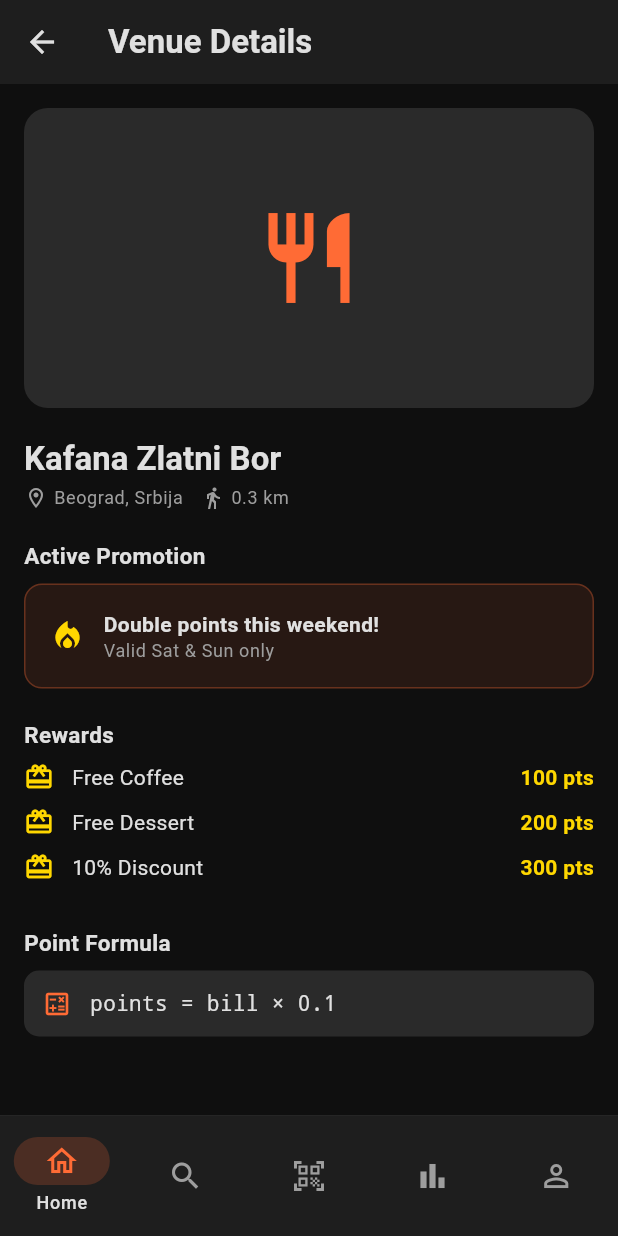
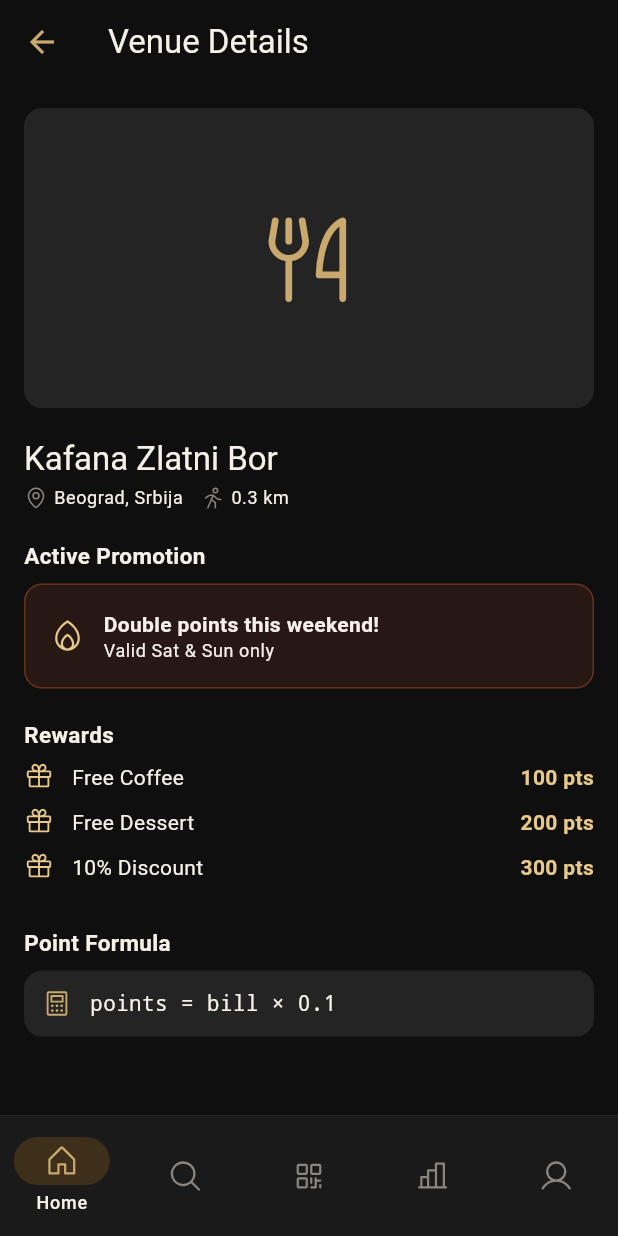
Before and after one commit to BogdanB14/loyalty-app, a Flutter app: the screen it shows after launch, after a tap on "Continue as demo", after a tap on "Kafana Zlatni Bor", on a phone screen of 412 x 824 dp. Run offline on Flutter 3.47's test engine with Material 3 defaults, Android fonts, the phone set to English and light mode, and no system bars; our stand-ins replace dio, flutter_riverpod, flutter_secure_storage, geolocator, go_router, google_sign_in and 2 more; missing offline and left inert: mobile_scanner.

Commit message:
added styles

```diff
--- a/lib/core/theme/app_colors.dart
+++ b/lib/core/theme/app_colors.dart
@@ -1,14 +1,32 @@
 import 'package:flutter/material.dart';
 
 class AppColors {
-  static const Color background = Color(0xFF0F0F0F);
-  static const Color surface = Color(0xFF1E1E1E);
-  static const Color surfaceVariant = Color(0xFF2A2A2A);
-  static const Color primary = Color(0xFFFF6B35);
-  static const Color secondary = Color(0xFFFFD700);
-  static const Color error = Color(0xFFCF6679);
-  static const Color onPrimary = Color(0xFF000000);
-  static const Color onSurface = Color(0xFFE0E0E0);
-  static const Color textSecondary = Color(0xFF9E9E9E);
-  static const Color divider = Color(0xFF2A2A2A);
+  // Backgrounds
+  static const Color backgroundPrimary   = Color(0xFF0F0F0F);
+  static const Color backgroundSecondary = Color(0xFF1A1A1A);
+  static const Color backgroundTertiary  = Color(0xFF242424);
+
+  // Accent
+  static const Color accentGold          = Color(0xFFC9A96E);
+  static const Color accentGoldLight     = Color(0xFFE8C98A);
+  static const Color accentGoldMuted     = Color(0xFF3D2F1A);
+
+  // Text
+  static const Color textPrimary         = Color(0xFFF5F0E8);
+  static const Color textSecondary       = Color(0xFF8A8580);
+  static const Color textTertiary        = Color(0xFF4A4845);
+
+  // Semantic
+  static const Color success             = Color(0xFF4CAF7D);
+  static const Color error               = Color(0xFFE05252);
+  static const Color divider             = Color(0xFF2A2A2A);
+
+  // Legacy aliases — keep existing screens compiling
+  static const Color primary        = accentGold;
+  static const Color secondary      = accentGoldLight;
+  static const Color surface        = backgroundSecondary;
+  static const Color surfaceVariant = backgroundTertiary;
+  static const Color background     = backgroundPrimary;
+  static const Color onPrimary      = Color(0xFF0F0F0F);
+  static const Color onSurface      = textPrimary;
 }
--- a/lib/core/theme/app_theme.dart
+++ b/lib/core/theme/app_theme.dart
@@ -1,96 +1,137 @@
 import 'package:flutter/material.dart';
 import 'app_colors.dart';
+import 'app_text_styles.dart';
 
 class AppTheme {
   static ThemeData get darkTheme {
     return ThemeData(
       brightness: Brightness.dark,
-      scaffoldBackgroundColor: AppColors.background,
-      colorScheme: const ColorScheme(
-        brightness: Brightness.dark,
-        primary: AppColors.primary,
-        onPrimary: AppColors.onPrimary,
-        secondary: AppColors.secondary,
-        onSecondary: Colors.black,
+      useMaterial3: true,
+      scaffoldBackgroundColor: AppColors.backgroundPrimary,
+      colorScheme: const ColorScheme.dark(
+        primary: AppColors.accentGold,
+        secondary: AppColors.accentGoldLight,
+        surface: AppColors.backgroundSecondary,
         error: AppColors.error,
+        onPrimary: Color(0xFF0F0F0F),
+        onSecondary: Color(0xFF0F0F0F),
+        onSurface: AppColors.textPrimary,
         onError: Colors.white,
-        surface: AppColors.surface,
-        onSurface: AppColors.onSurface,
       ),
-      appBarTheme: const AppBarTheme(
-        backgroundColor: AppColors.surface,
-        foregroundColor: AppColors.onSurface,
+      textTheme: TextTheme(
+        displayLarge:  AppTextStyles.displayLarge,
+        displayMedium: AppTextStyles.displayMedium,
+        displaySmall:  AppTextStyles.displayLarge.copyWith(fontSize: 24),
+        headlineLarge: AppTextStyles.displayMedium,
+        titleLarge:    AppTextStyles.titleLarge,
+        titleMedium:   AppTextStyles.titleMedium,
+        titleSmall:    AppTextStyles.titleMedium.copyWith(fontSize: 14),
+        bodyLarge:     AppTextStyles.bodyLarge,
+        bodyMedium:    AppTextStyles.bodyMedium,
+        bodySmall:     AppTextStyles.labelSmall,
+        labelLarge:    AppTextStyles.labelLarge,
+        labelMedium:   AppTextStyles.bodyMedium,
+        labelSmall:    AppTextStyles.labelSmall,
+      ),
+      appBarTheme: AppBarTheme(
+        backgroundColor: AppColors.backgroundPrimary,
         elevation: 0,
         centerTitle: false,
+        titleTextStyle: AppTextStyles.displayMedium,
+        iconTheme: const IconThemeData(color: AppColors.accentGold),
+        actionsIconTheme: const IconThemeData(color: AppColors.accentGold),
       ),
-      navigationBarTheme: const NavigationBarThemeData(
-        backgroundColor: AppColors.surface,
-        indicatorColor: Color(0x33FF6B35),
+      navigationBarTheme: NavigationBarThemeData(
+        backgroundColor: AppColors.backgroundSecondary,
+        indicatorColor: AppColors.accentGoldMuted,
+        labelTextStyle: WidgetStateProperty.resolveWith((states) {
+          if (states.contains(WidgetState.selected)) {
+            return AppTextStyles.labelSmall
+                .copyWith(color: AppColors.accentGold);
+          }
+          return AppTextStyles.labelSmall
+              .copyWith(color: AppColors.textTertiary);
+        }),
+      ),
+      bottomNavigationBarTheme: const BottomNavigationBarThemeData(
+        backgroundColor: AppColors.backgroundSecondary,
+        selectedItemColor: AppColors.accentGold,
+        unselectedItemColor: AppColors.textTertiary,
+        type: BottomNavigationBarType.fixed,
+        elevation: 0,
       ),
       cardTheme: CardThemeData(
-        color: AppColors.surface,
+        color: AppColors.backgroundSecondary,
         elevation: 0,
-        shape: RoundedRectangleBorder(borderRadius: BorderRadius.circular(16)),
+        shape: RoundedRectangleBorder(
+          borderRadius: BorderRadius.circular(16),
+          side: const BorderSide(color: AppColors.divider, width: 1),
+        ),
+      ),
+      inputDecorationTheme: InputDecorationTheme(
+        filled: true,
+        fillColor: AppColors.backgroundSecondary,
+        border: OutlineInputBorder(
+          borderRadius: BorderRadius.circular(12),
+          borderSide: const BorderSide(color: AppColors.divider),
+        ),
+        enabledBorder: OutlineInputBorder(
+          borderRadius: BorderRadius.circular(12),
+          borderSide: const BorderSide(color: AppColors.divider),
+        ),
+        focusedBorder: OutlineInputBorder(
+          borderRadius: BorderRadius.circular(12),
+          borderSide: const BorderSide(color: AppColors.accentGold),
+        ),
+        hintStyle: AppTextStyles.bodyLarge.copyWith(
+            color: AppColors.textSecondary, fontSize: 15),
+        contentPadding:
+            const EdgeInsets.symmetric(horizontal: 16, vertical: 16),
+        prefixIconColor: AppColors.textSecondary,
       ),
       elevatedButtonTheme: ElevatedButtonThemeData(
         style: ElevatedButton.styleFrom(
-          backgroundColor: AppColors.primary,
-          foregroundColor: AppColors.onPrimary,
-          minimumSize: const Size.fromHeight(48),
-          shape:
-              RoundedRectangleBorder(borderRadius: BorderRadius.circular(12)),
+          minimumSize: const Size(double.infinity, 52),
+          backgroundColor: AppColors.accentGold,
+          foregroundColor: const Color(0xFF0F0F0F),
+          elevation: 0,
+          shape: RoundedRectangleBorder(
+              borderRadius: BorderRadius.circular(14)),
+          textStyle: AppTextStyles.labelLarge
+              .copyWith(letterSpacing: 0.5, fontSize: 14),
         ),
       ),
       outlinedButtonTheme: OutlinedButtonThemeData(
         style: OutlinedButton.styleFrom(
-          foregroundColor: AppColors.onSurface,
-          side: const BorderSide(color: AppColors.divider),
-          minimumSize: const Size.fromHeight(52),
-          shape:
-              RoundedRectangleBorder(borderRadius: BorderRadius.circular(12)),
+          minimumSize: const Size(double.infinity, 52),
+          side: const BorderSide(color: AppColors.accentGold),
+          foregroundColor: AppColors.accentGold,
+          shape: RoundedRectangleBorder(
+              borderRadius: BorderRadius.circular(14)),
         ),
       ),
-      inputDecorationTheme: InputDecorationTheme(
-        filled: true,
-        fillColor: AppColors.surfaceVariant,
-        border: OutlineInputBorder(
-          borderRadius: BorderRadius.circular(12),
-          borderSide: BorderSide.none,
-        ),
-        enabledBorder: OutlineInputBorder(
-          borderRadius: BorderRadius.circular(12),
-          borderSide: BorderSide.none,
-        ),
-        focusedBorder: OutlineInputBorder(
-          borderRadius: BorderRadius.circular(12),
-          borderSide: const BorderSide(color: AppColors.primary),
-        ),
-        hintStyle: const TextStyle(color: AppColors.textSecondary),
-        prefixIconColor: AppColors.textSecondary,
+      chipTheme: ChipThemeData(
+        backgroundColor: AppColors.backgroundTertiary,
+        labelStyle: AppTextStyles.bodyMedium
+            .copyWith(color: AppColors.textSecondary),
+        selectedColor: AppColors.accentGoldMuted,
+        shape: const StadiumBorder(),
+        padding:
+            const EdgeInsets.symmetric(horizontal: 14, vertical: 8),
       ),
-      listTileTheme: const ListTileThemeData(
-        textColor: AppColors.onSurface,
+      dividerTheme: const DividerThemeData(
+        color: AppColors.divider,
+        thickness: 1,
+      ),
+      iconTheme: const IconThemeData(
+        color: AppColors.textSecondary,
+        size: 24,
+      ),
+      listTileTheme: ListTileThemeData(
+        textColor: AppColors.textPrimary,
         iconColor: AppColors.textSecondary,
+        tileColor: AppColors.backgroundSecondary,
       ),
-      dividerTheme: const DividerThemeData(color: AppColors.divider),
-      chipTheme: ChipThemeData(
-        backgroundColor: AppColors.surfaceVariant,
-        labelStyle: const TextStyle(color: AppColors.onSurface),
-        shape: RoundedRectangleBorder(borderRadius: BorderRadius.circular(20)),
-      ),
-      textTheme: const TextTheme(
-        displaySmall: TextStyle(
-            color: AppColors.onSurface, fontWeight: FontWeight.bold),
-        titleLarge: TextStyle(
-            color: AppColors.onSurface, fontWeight: FontWeight.bold),
-        titleMedium: TextStyle(
-            color: AppColors.onSurface, fontWeight: FontWeight.w600),
-        bodyLarge: TextStyle(color: AppColors.onSurface),
-        bodyMedium: TextStyle(color: AppColors.onSurface),
-        bodySmall: TextStyle(color: AppColors.textSecondary),
-        labelLarge: TextStyle(color: AppColors.onSurface),
-      ),
-      useMaterial3: true,
     );
   }
 }
--- a/lib/features/auth/presentation/screens/login_screen.dart
+++ b/lib/features/auth/presentation/screens/login_screen.dart
@@ -1,6 +1,7 @@
 import 'package:flutter/material.dart';
 import 'package:flutter_riverpod/flutter_riverpod.dart';
 import 'package:google_sign_in/google_sign_in.dart';
+import 'package:phosphor_flutter/phosphor_flutter.dart';
 import '../../domain/entities/user_entity.dart';
 import '../providers/auth_provider.dart';
 import '../widgets/social_login_button.dart';
@@ -19,7 +20,8 @@ class LoginScreen extends ConsumerWidget {
             mainAxisAlignment: MainAxisAlignment.center,
             crossAxisAlignment: CrossAxisAlignment.stretch,
             children: [
-              const Icon(Icons.loyalty, size: 80, color: AppColors.primary),
+              Icon(PhosphorIconsRegular.seal,
+                  size: 80, color: AppColors.primary),
               const SizedBox(height: 24),
               Text(
                 'LoyApp',
@@ -38,13 +40,13 @@ class LoginScreen extends ConsumerWidget {
               const SizedBox(height: 56),
               SocialLoginButton(
                 label: 'Continue with Google',
-                icon: Icons.g_mobiledata_rounded,
+                icon: PhosphorIconsRegular.googleLogo,
                 onPressed: () => _loginWithGoogle(context, ref),
               ),
               const SizedBox(height: 16),
               SocialLoginButton(
                 label: 'Continue with Apple',
-                icon: Icons.apple,
+                icon: PhosphorIconsRegular.appleLogo,
                 onPressed: () => _loginWithApple(context, ref),
               ),
               const SizedBox(height: 32),
--- a/lib/features/friends/presentation/screens/share_points_screen.dart
+++ b/lib/features/friends/presentation/screens/share_points_screen.dart
@@ -1,5 +1,6 @@
 import 'package:flutter/material.dart';
 import 'package:flutter_riverpod/flutter_riverpod.dart';
+import 'package:phosphor_flutter/phosphor_flutter.dart';
 import '../../../../core/theme/app_colors.dart';
 
 class SharePointsScreen extends ConsumerWidget {
@@ -15,7 +16,7 @@ class SharePointsScreen extends ConsumerWidget {
         child: Column(
           crossAxisAlignment: CrossAxisAlignment.center,
           children: [
-            const Icon(Icons.people_outline,
+            Icon(PhosphorIconsRegular.usersThree,
                 size: 64, color: AppColors.primary),
             const SizedBox(height: 16),
             Text(
@@ -54,7 +55,7 @@ class SharePointsScreen extends ConsumerWidget {
               width: double.infinity,
               child: ElevatedButton.icon(
                 onPressed: () {},
-                icon: const Icon(Icons.location_on_outlined),
+                icon: Icon(PhosphorIconsRegular.mapPin),
                 label: const Text('Find Nearby Friends'),
               ),
             ),
--- a/lib/features/scan/presentation/screens/scan_screen.dart
+++ b/lib/features/scan/presentation/screens/scan_screen.dart
@@ -1,6 +1,7 @@
 import 'package:flutter/material.dart';
 import 'package:flutter_riverpod/flutter_riverpod.dart';
 import 'package:mobile_scanner/mobile_scanner.dart';
+import 'package:phosphor_flutter/phosphor_flutter.dart';
 import '../../../../core/theme/app_colors.dart';
 import '../widgets/scan_results_sheet.dart';
 
@@ -61,7 +62,7 @@ class _ScanScreenState extends ConsumerState<ScanScreen> {
         title: const Text('Scan Receipt'),
         actions: [
           IconButton(
-            icon: const Icon(Icons.flash_on),
+            icon: Icon(PhosphorIconsRegular.lightning),
             onPressed: () => _controller.toggleTorch(),
           ),
         ],
--- a/lib/features/venues/presentation/screens/home_screen.dart
+++ b/lib/features/venues/presentation/screens/home_screen.dart
@@ -1,6 +1,7 @@
 import 'package:flutter/material.dart';
 import 'package:flutter_riverpod/flutter_riverpod.dart';
 import 'package:go_router/go_router.dart';
+import 'package:phosphor_flutter/phosphor_flutter.dart';
 import '../../../../core/theme/app_colors.dart';
 import '../widgets/venue_card.dart';
 
@@ -50,16 +51,17 @@ class HomeScreen extends ConsumerWidget {
   Widget build(BuildContext context, WidgetRef ref) {
     return Scaffold(
       appBar: AppBar(
-        title: const Row(
+        title: Row(
           children: [
-            Icon(Icons.loyalty, color: AppColors.primary, size: 22),
-            SizedBox(width: 8),
-            Text('LoyApp'),
+            Icon(PhosphorIconsRegular.seal,
+                color: AppColors.primary, size: 22),
+            const SizedBox(width: 8),
+            const Text('LoyApp'),
           ],
         ),
         actions: [
           IconButton(
-            icon: const Icon(Icons.notifications_outlined),
+            icon: Icon(PhosphorIconsRegular.bell),
             onPressed: () {},
           ),
         ],
--- a/lib/features/venues/presentation/screens/venue_detail_screen.dart
+++ b/lib/features/venues/presentation/screens/venue_detail_screen.dart
@@ -1,4 +1,5 @@
 import 'package:flutter/material.dart';
+import 'package:phosphor_flutter/phosphor_flutter.dart';
 import '../../../../core/theme/app_colors.dart';
 
 class VenueDetailScreen extends StatelessWidget {
@@ -19,10 +20,10 @@ class VenueDetailScreen extends StatelessWidget {
               width: double.infinity,
               decoration: BoxDecoration(
                 color: AppColors.surfaceVariant,
-                borderRadius: BorderRadius.circular(16),
+                borderRadius: BorderRadius.circular(12),
               ),
-              child: const Center(
-                child: Icon(Icons.restaurant_outlined,
+              child: Center(
+                child: Icon(PhosphorIconsRegular.forkKnife,
                     size: 72, color: AppColors.primary),
               ),
             ),
@@ -32,13 +33,13 @@ class VenueDetailScreen extends StatelessWidget {
             const SizedBox(height: 4),
             Row(
               children: [
-                const Icon(Icons.location_on_outlined,
+                Icon(PhosphorIconsRegular.mapPin,
                     size: 16, color: AppColors.textSecondary),
                 const SizedBox(width: 4),
                 Text('Beograd, Srbija',
                     style: Theme.of(context).textTheme.bodySmall),
                 const SizedBox(width: 12),
-                const Icon(Icons.directions_walk,
+                Icon(PhosphorIconsRegular.personSimpleWalk,
                     size: 16, color: AppColors.textSecondary),
                 const SizedBox(width: 4),
                 Text('0.3 km',
@@ -62,11 +63,11 @@ class VenueDetailScreen extends StatelessWidget {
               padding: const EdgeInsets.all(12),
               decoration: BoxDecoration(
                 color: AppColors.surfaceVariant,
-                borderRadius: BorderRadius.circular(10),
+                borderRadius: BorderRadius.circular(12),
               ),
               child: Row(
                 children: [
-                  const Icon(Icons.calculate_outlined,
+                  Icon(PhosphorIconsRegular.calculator,
                       color: AppColors.primary, size: 20),
                   const SizedBox(width: 12),
                   Text('points = bill × 0.1',
@@ -101,7 +102,7 @@ class VenueDetailScreen extends StatelessWidget {
       ),
       child: Row(
         children: [
-          const Icon(Icons.local_fire_department, color: AppColors.secondary),
+          Icon(PhosphorIconsRegular.flame, color: AppColors.secondary),
           const SizedBox(width: 12),
           Expanded(
             child: Column(
@@ -126,7 +127,7 @@ class VenueDetailScreen extends StatelessWidget {
       padding: const EdgeInsets.only(bottom: 10),
       child: Row(
         children: [
-          const Icon(Icons.card_giftcard_outlined,
+          Icon(PhosphorIconsRegular.gift,
               size: 20, color: AppColors.secondary),
           const SizedBox(width: 12),
           Expanded(
--- a/lib/features/venues/presentation/widgets/venue_card.dart
+++ b/lib/features/venues/presentation/widgets/venue_card.dart
@@ -1,5 +1,7 @@
 import 'package:flutter/material.dart';
+import 'package:phosphor_flutter/phosphor_flutter.dart';
 import '../../../../core/theme/app_colors.dart';
+import '../../../../core/theme/app_text_styles.dart';
 
 class VenueCard extends StatelessWidget {
   final String name;
@@ -20,13 +22,13 @@ class VenueCard extends StatelessWidget {
   IconData get _categoryIcon {
     switch (category) {
       case 'cafe':
-        return Icons.local_cafe_outlined;
+        return PhosphorIconsRegular.coffee;
       case 'bar':
-        return Icons.local_bar_outlined;
+        return PhosphorIconsRegular.wine;
       case 'fastfood':
-        return Icons.fastfood_outlined;
+        return PhosphorIconsRegular.hamburger;
       default:
-        return Icons.restaurant_outlined;
+        return PhosphorIconsRegular.forkKnife;
     }
   }
 
@@ -45,32 +47,31 @@ class VenueCard extends StatelessWidget {
                 width: 56,
                 height: 56,
                 decoration: BoxDecoration(
-                  color: AppColors.surfaceVariant,
+                  color: AppColors.backgroundTertiary,
                   borderRadius: BorderRadius.circular(12),
                 ),
-                child: Icon(_categoryIcon, color: AppColors.primary),
+                child: Icon(_categoryIcon, color: AppColors.accentGold),
               ),
               const SizedBox(width: 16),
               Expanded(
                 child: Column(
                   crossAxisAlignment: CrossAxisAlignment.start,
                   children: [
-                    Text(name,
-                        style: Theme.of(context).textTheme.titleMedium),
+                    Text(name, style: AppTextStyles.titleMedium),
                     if (promotion.isNotEmpty) ...[
                       const SizedBox(height: 4),
                       Row(
                         children: [
-                          const Icon(Icons.local_fire_department,
-                              size: 14, color: AppColors.secondary),
+                          Icon(PhosphorIconsRegular.flame,
+                              size: 14, color: AppColors.accentGoldLight),
                           const SizedBox(width: 4),
                           Expanded(
-                            child: Text(promotion,
-                                style: Theme.of(context)
-                                    .textTheme
-                                    .bodySmall
-                                    ?.copyWith(color: AppColors.secondary),
-                                overflow: TextOverflow.ellipsis),
+                            child: Text(
+                              promotion,
+                              style: AppTextStyles.bodyMedium.copyWith(
+                                  color: AppColors.accentGoldLight),
+                              overflow: TextOverflow.ellipsis,
+                            ),
                           ),
                         ],
                       ),
@@ -79,18 +80,16 @@ class VenueCard extends StatelessWidget {
                       const SizedBox(height: 4),
                       Row(
                         children: [
-                          const Icon(Icons.location_on_outlined,
+                          Icon(PhosphorIconsRegular.mapPin,
                               size: 14, color: AppColors.textSecondary),
                           const SizedBox(width: 4),
-                          Text(distance,
-                              style: Theme.of(context).textTheme.bodySmall),
+                          Text(distance, style: AppTextStyles.bodyMedium),
                         ],
                       ),
                     ],
                   ],
                 ),
               ),
-              const Icon(Icons.chevron_right, color: AppColors.textSecondary),
             ],
           ),
         ),
--- a/lib/shared/widgets/bottom_nav_bar.dart
+++ b/lib/shared/widgets/bottom_nav_bar.dart
@@ -1,5 +1,6 @@
 import 'package:flutter/material.dart';
 import 'package:go_router/go_router.dart';
+import 'package:phosphor_flutter/phosphor_flutter.dart';
 import '../../core/theme/app_colors.dart';
 
 class MainShell extends StatelessWidget {
@@ -12,15 +13,27 @@ class MainShell extends StatelessWidget {
     required this.location,
   });
 
-  static const _destinations = [
-    _NavDest(label: 'Home', icon: Icons.home_outlined, route: '/home'),
-    _NavDest(label: 'Search', icon: Icons.search, route: '/search'),
-    _NavDest(label: 'Scan', icon: Icons.qr_code_scanner, route: '/scan'),
+  static final _destinations = [
+    _NavDest(
+        label: 'Home',
+        icon: PhosphorIconsRegular.house,
+        route: '/home'),
+    _NavDest(
+        label: 'Search',
+        icon: PhosphorIconsRegular.magnifyingGlass,
+        route: '/search'),
+    _NavDest(
+        label: 'Scan',
+        icon: PhosphorIconsRegular.qrCode,
+        route: '/scan'),
     _NavDest(
         label: 'Progress',
-        icon: Icons.bar_chart_outlined,
+        icon: PhosphorIconsRegular.chartBar,
         route: '/progress'),
-    _NavDest(label: 'Profile', icon: Icons.person_outline, route: '/profile'),
+    _NavDest(
+        label: 'Profile',
+        icon: PhosphorIconsRegular.user,
+        route: '/profile'),
   ];
 
   int get _currentIndex {
```
Also changed, not shown: lib/features/friends/presentation/screens/friends_screen.dart (+4 -3 lines), lib/features/points/presentation/screens/progress_screen.dart (+5 -3 lines), lib/features/profile/presentation/screens/profile_screen.dart (+12 -11 lines), lib/features/rewards/presentation/screens/rewards_screen.dart (+8 -6 lines), lib/features/scan/presentation/widgets/scan_results_sheet.dart (+5 -4 lines), lib/features/venues/presentation/screens/search_screen.dart (+20 -15 lines), pubspec.yaml (+33 -0 lines), pubspec.lock, 38 other files.
